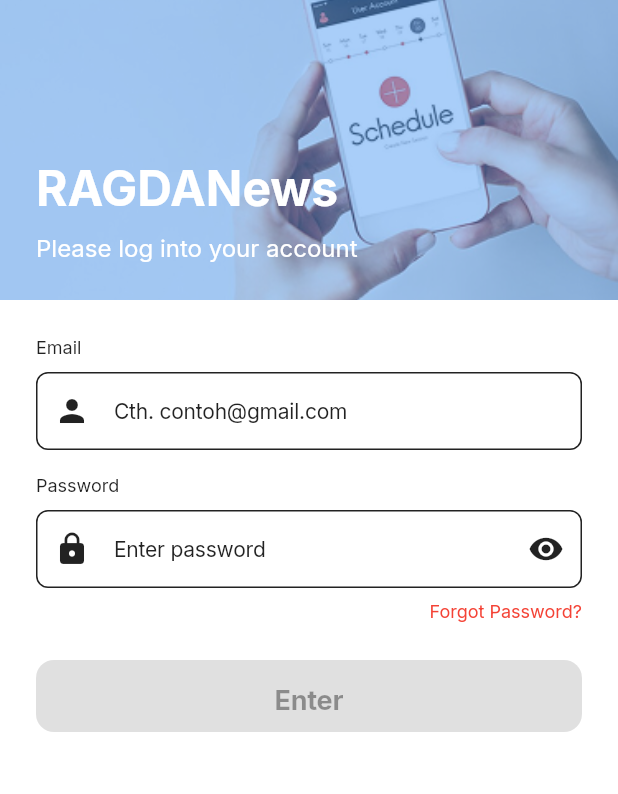
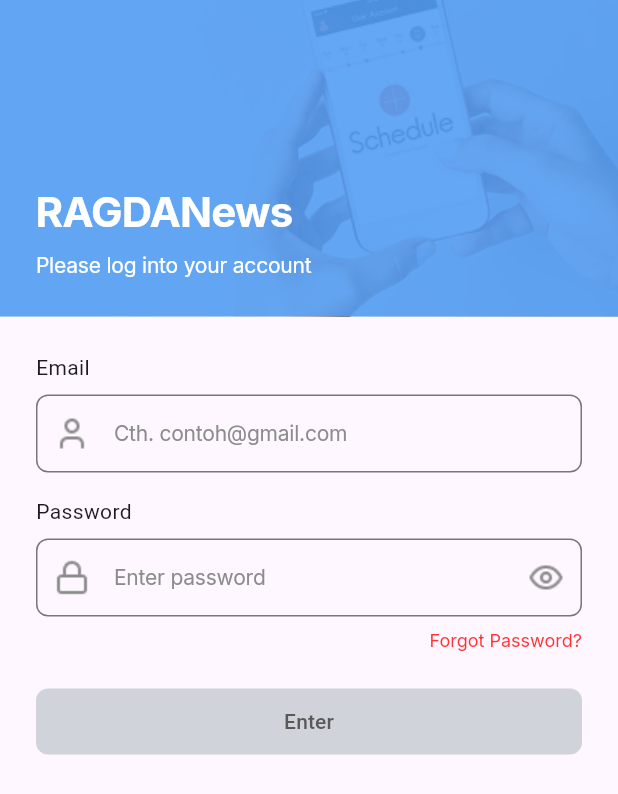
Before and after one commit to IbnuTopanAdib/ragdanews, a Flutter app: the screen it shows after launch, on a phone screen of 412 x 824 dp. Shown: the top 794 px of the screen. Run offline on Flutter 3.47's test engine with Material 3 defaults, Android fonts, the phone set to English and light mode, and no system bars; our stand-ins replace go_router, google_fonts.

Commit message:
add login page

```diff
--- a/lib/main.dart
+++ b/lib/main.dart
@@ -13,7 +13,6 @@ class MyApp extends StatelessWidget {
      return MaterialApp.router(
       debugShowCheckedModeBanner: false,
       title: 'RAGDAnews',
-      theme: AppTheme.lightTheme,
       routerConfig: AppRouter.shared.router,
     );
   }
--- a/lib/screens/login/login_screen.dart
+++ b/lib/screens/login/login_screen.dart
@@ -1,5 +1,6 @@
 import 'package:flutter/material.dart';
 import 'package:ragdanews/widgets/login/header_login.dart';
+import 'package:ragdanews/widgets/login/login_form.dart';
 
 class LoginScreen extends StatefulWidget {
   const LoginScreen({super.key});
@@ -12,14 +13,17 @@ class _LoginScreenState extends State<LoginScreen> {
   final emailController = TextEditingController();
   final passwordController = TextEditingController();
 
-  bool get isFormValid =>
-      emailController.text.isNotEmpty && passwordController.text.isNotEmpty;
+  final String _dummyEmail = 'test@example.com';
+  final String _dummyPassword = 'password123';
+
+  String? _emailErrorText;
+  String? _passwordErrorText;
 
   @override
   void initState() {
     super.initState();
-    emailController.addListener(() => setState(() {}));
-    passwordController.addListener(() => setState(() {}));
+    emailController.addListener(_validateForm);
+    passwordController.addListener(_validateForm);
   }
 
   @override
@@ -29,72 +33,61 @@ class _LoginScreenState extends State<LoginScreen> {
     super.dispose();
   }
 
+  void _validateForm() {
+    setState(() {
+      _emailErrorText = null;
+      _passwordErrorText = null;
+
+      if (emailController.text.isEmpty) {
+        _emailErrorText = 'Email tidak boleh kosong';
+      }
+
+      if (passwordController.text.isEmpty) {
+        _passwordErrorText = 'Password tidak boleh kosong';
+      } else if (passwordController.text.length < 8) {
+        _passwordErrorText = 'Password minimal 8 karakter';
+      }
+    });
+  }
+
+  void _login() {
+    _validateForm();
+
+    if (_emailErrorText == null && _passwordErrorText == null) {
+      if (emailController.text == _dummyEmail &&
+          passwordController.text == _dummyPassword) {
+        ScaffoldMessenger.of(context).showSnackBar(
+          const SnackBar(content: Text('Login Berhasil!')),
+        );
+        print('Login Berhasil!');
+      } else {
+        ScaffoldMessenger.of(context).showSnackBar(
+          const SnackBar(content: Text('Email atau password salah.')),
+        );
+        setState(() {
+          _passwordErrorText = 'Email atau password salah.';
+        });
+        print('Email atau password salah.');
+      }
+    }
+  }
+
   @override
   Widget build(BuildContext context) {
     return Scaffold(
       body: Column(
         children: [
-          // Header Blue with Logo and Subtitle
-          HeaderLogin(),
-
-          // Form
-          Padding(
-            padding: const EdgeInsets.all(24),
-            child: Column(
-              crossAxisAlignment: CrossAxisAlignment.start,
-              children: [
-                const Text('Email'),
-                const SizedBox(height: 8),
-                TextField(
-                  controller: emailController,
-                  decoration: InputDecoration(
-                    hintText: 'Cth. contoh@gmail.com',
-                    prefixIcon: Icon(Icons.person),
-                    border: OutlineInputBorder(
-                      borderRadius: BorderRadius.circular(8),
-                    ),
-                  ),
-                ),
-                const SizedBox(height: 16),
-                const Text('Password'),
-                const SizedBox(height: 8),
-                TextField(
-                  controller: passwordController,
-                  obscureText: true,
-                  decoration: InputDecoration(
-                    hintText: 'Enter password',
-                    prefixIcon: Icon(Icons.lock),
-                    suffixIcon: Icon(Icons.visibility),
-                    border: OutlineInputBorder(
-                      borderRadius: BorderRadius.circular(8),
-                    ),
-                  ),
-                ),
-                const SizedBox(height: 8),
-                Align(
-                  alignment: Alignment.centerRight,
-                  child: Text(
-                    'Forgot Password?',
-                    style: TextStyle(color: Colors.red),
-                  ),
-                ),
-                const SizedBox(height: 24),
-                SizedBox(
-                  width: double.infinity,
-                  height: 48,
-                  child: ElevatedButton(
-                    onPressed: isFormValid
-                        ? () {
-                            // TODO: Handle login
-                            print('Login clicked');
-                          }
-                        : null,
-
-                    child: const Text('Enter'),
-                  ),
-                ),
-              ],
-            ),
+          const HeaderLogin(),
+          LoginForm(
+            emailController: emailController,
+            passwordController: passwordController,
+            emailErrorText: _emailErrorText,
+            passwordErrorText: _passwordErrorText,
+            onLogin: _login,
+            isLoginEnabled: _emailErrorText == null &&
+                _passwordErrorText == null &&
+                emailController.text.isNotEmpty &&
+                passwordController.text.isNotEmpty,
           ),
         ],
       ),
--- a/lib/style/colors/app_colors.dart
+++ b/lib/style/colors/app_colors.dart
@@ -5,7 +5,12 @@ enum AppColors {
   cornellRed500(Color(0xFFB3001B), "Cornell Red 500"),
   vividSkyBlue500(Color(0xFF44CCFF), "Vivid Sky Blue 500"),
   malachite500(Color(0xFF04E762), "Malachite 500"),
-  neutral500(Color(0xFF000500), "Neutral 500");
+  neutral500(Color(0xFF000500), "Neutral 500"),
+  neutral1(Color(0xFFFFFFFF), "Neutral 1"),
+  neutral6(Color(0xFF8C8C8C), "Neutral 6"),
+  neutral7(Color(0xFF595959), "Neutral 7"),
+  grey100(Color(0xFFD0D3D9), "Grey 100"),
+  red400(Color(0xFFFF3333), "Red 400"),;
 
   const AppColors(this.color, this.name);
   final Color color;
--- /dev/null
+++ b/lib/widgets/login/email_input.dart
@@ -0,0 +1,50 @@
+import 'package:flutter/material.dart';
+import 'package:ragdanews/style/colors/app_colors.dart';
+import 'package:ragdanews/style/typography/app_text_styles.dart';
+
+class EmailInput extends StatelessWidget {
+  final TextEditingController controller;
+  final String? errorText;
+
+  const EmailInput({
+    super.key,
+    required this.controller,
+    required this.errorText,
+  });
+
+  @override
+  Widget build(BuildContext context) {
+    return Column(
+      crossAxisAlignment: CrossAxisAlignment.start,
+      children: [
+        const Text('Email'),
+        const SizedBox(height: 8),
+        TextField(
+          controller: controller,
+          style: AppTextStyles.headline7Regular.copyWith(
+            color: AppColors.neutral6.color,
+          ),
+          decoration: InputDecoration(
+            hintText: 'Cth. contoh@gmail.com',
+            hintStyle: AppTextStyles.headline7Regular.copyWith(
+              color: AppColors.neutral6.color,
+            ),
+            prefixIcon: Image.asset(
+              'assets/icons/person.png',
+              width: 24,
+              height: 24,
+            ),
+            border: OutlineInputBorder(
+              borderSide: BorderSide(
+                color: AppColors.grey100.color,
+                width: 1,
+              ),
+              borderRadius: BorderRadius.circular(8),
+            ),
+            errorText: errorText,
+          ),
+        ),
+      ],
+    );
+  }
+}
--- /dev/null
+++ b/lib/widgets/login/forgot_password_text.dart
@@ -0,0 +1,20 @@
+import 'package:flutter/material.dart';
+import 'package:ragdanews/style/colors/app_colors.dart';
+import 'package:ragdanews/style/typography/app_text_styles.dart';
+
+class ForgotPasswordText extends StatelessWidget {
+  const ForgotPasswordText({super.key});
+
+  @override
+  Widget build(BuildContext context) {
+    return Align(
+      alignment: Alignment.centerRight,
+      child: Text(
+        'Forgot Password?',
+        style: AppTextStyles.headline8Regular.copyWith(
+          color: AppColors.red400.color,
+        ),
+      ),
+    );
+  }
+}
--- a/lib/widgets/login/header_login.dart
+++ b/lib/widgets/login/header_login.dart
@@ -1,4 +1,6 @@
 import 'package:flutter/material.dart';
+import 'package:ragdanews/style/colors/app_colors.dart';
+import 'package:ragdanews/style/typography/app_text_styles.dart';
 
 class HeaderLogin extends StatelessWidget {
   const HeaderLogin({super.key});
@@ -6,7 +8,7 @@ class HeaderLogin extends StatelessWidget {
   @override
   Widget build(BuildContext context) {
     return SizedBox(
-      height: 200,
+      height: 211,
       child: Stack(
         children: [
           SizedBox(
@@ -18,33 +20,29 @@ class HeaderLogin extends StatelessWidget {
             ),
           ),
           Opacity(
-            opacity: 0.5,
+            opacity: 0.9,
             child: Container(
               width: double.infinity,
               height: double.infinity,
-              color: Theme.of(context).colorScheme.primary,
+              color: AppColors.naplesBlue500.color,
             ),
           ),
           Positioned(
             left: 24,
             right: 24,
             bottom:
-                24, // Ubah dari top ke bottom untuk penempatan yang lebih baik
+                24,
             child: Column(
               crossAxisAlignment: CrossAxisAlignment.start,
               children: [
                 Text(
                   'RAGDANews',
-                  style: TextStyle(
-                    fontSize: 32,
-                    fontWeight: FontWeight.bold,
-                    color: Colors.white,
-                  ),
+                  style: AppTextStyles.headline2Bold.copyWith(color: AppColors.neutral1.color),
                 ),
                 const SizedBox(height: 8),
                 Text(
                   'Please log into your account',
-                  style: TextStyle(fontSize: 16, color: Colors.white),
+                  style: AppTextStyles.headline7Regular.copyWith(color: AppColors.neutral1.color)
                 ),
               ],
             ),
--- /dev/null
+++ b/lib/widgets/login/login_button.dart
@@ -0,0 +1,46 @@
+import 'package:flutter/material.dart';
+import 'package:ragdanews/style/colors/app_colors.dart';
+
+class LoginButton extends StatelessWidget {
+  final VoidCallback? onPressed;
+
+  const LoginButton({
+    super.key,
+    required this.onPressed,
+  });
+
+  @override
+  Widget build(BuildContext context) {
+    return SizedBox(
+      width: double.infinity,
+      height: 44,
+      child: ElevatedButton(
+        onPressed: onPressed,
+        style: ButtonStyle(
+          backgroundColor: WidgetStateProperty.resolveWith<Color>((
+            Set<WidgetState> states,
+          ) {
+            if (states.contains(WidgetState.disabled)) {
+              return AppColors.grey100.color;
+            }
+            return AppColors.naplesBlue500.color;
+          }),
+          foregroundColor: WidgetStateProperty.resolveWith<Color>((
+            Set<WidgetState> states,
+          ) {
+            if (states.contains(WidgetState.disabled)) {
+              return AppColors.neutral7.color;
+            }
+            return AppColors.neutral1.color;
+          }),
+          shape: WidgetStateProperty.all<RoundedRectangleBorder>(
+            RoundedRectangleBorder(
+              borderRadius: BorderRadius.circular(8.0),
+            ),
+          ),
+        ),
+        child: const Text('Enter'),
+      ),
+    );
+  }
+}
--- /dev/null
+++ b/lib/widgets/login/login_form.dart
@@ -0,0 +1,51 @@
+import 'package:flutter/material.dart';
+import 'package:ragdanews/widgets/login/email_input.dart';
+import 'package:ragdanews/widgets/login/forgot_password_text.dart';
+import 'package:ragdanews/widgets/login/login_button.dart';
+import 'package:ragdanews/widgets/login/password_input.dart';
+
+class LoginForm extends StatelessWidget {
+  final TextEditingController emailController;
+  final TextEditingController passwordController;
+  final String? emailErrorText;
+  final String? passwordErrorText;
+  final VoidCallback onLogin;
+  final bool isLoginEnabled;
+
+  const LoginForm({
+    super.key,
+    required this.emailController,
+    required this.passwordController,
+    required this.emailErrorText,
+    required this.passwordErrorText,
+    required this.onLogin,
+    required this.isLoginEnabled,
+  });
+
+  @override
+  Widget build(BuildContext context) {
+    return Padding(
+      padding: const EdgeInsets.all(24),
+      child: Column(
+        crossAxisAlignment: CrossAxisAlignment.start,
+        children: [
+          EmailInput(
+            controller: emailController,
+            errorText: emailErrorText,
+          ),
+          const SizedBox(height: 16),
+          PasswordInput(
+            controller: passwordController,
+            errorText: passwordErrorText,
+          ),
+          const SizedBox(height: 8),
+          const ForgotPasswordText(),
+          const SizedBox(height: 24),
+          LoginButton(
+            onPressed: isLoginEnabled ? onLogin : null,
+          ),
+        ],
+      ),
+    );
+  }
+}
--- /dev/null
+++ b/lib/widgets/login/password_input.dart
@@ -0,0 +1,56 @@
+import 'package:flutter/material.dart';
+import 'package:ragdanews/style/colors/app_colors.dart';
+import 'package:ragdanews/style/typography/app_text_styles.dart';
+
+class PasswordInput extends StatelessWidget {
+  final TextEditingController controller;
+  final String? errorText;
+
+  const PasswordInput({
+    super.key,
+    required this.controller,
+    required this.errorText,
+  });
+
+  @override
+  Widget build(BuildContext context) {
+    return Column(
+      crossAxisAlignment: CrossAxisAlignment.start,
+      children: [
+        const Text('Password'),
+        const SizedBox(height: 8),
+        TextField(
+          controller: controller,
+          obscureText: true,
+          style: AppTextStyles.headline7Regular.copyWith(
+            color: AppColors.neutral6.color,
+          ),
+          decoration: InputDecoration(
+            hintText: 'Enter password',
+            hintStyle: AppTextStyles.headline7Regular.copyWith(
+              color: AppColors.neutral6.color,
+            ),
+            prefixIcon: Image.asset(
+              'assets/icons/lock.png',
+              width: 24,
+              height: 24,
+            ),
+            suffixIcon: Image.asset(
+              'assets/icons/visible.png',
+              width: 24,
+              height: 24,
+            ),
+            border: OutlineInputBorder(
+              borderRadius: BorderRadius.circular(8),
+              borderSide: BorderSide(
+                color: AppColors.grey100.color,
+                width: 1,
+              ),
+            ),
+            errorText: errorText,
+          ),
+        ),
+      ],
+    );
+  }
+}
--- a/pubspec.yaml
+++ b/pubspec.yaml
@@ -62,6 +62,7 @@ flutter:
   # To add assets to your application, add an assets section, like this:
   assets:
     - assets/images/
+    - assets/icons/
   #   - images/a_dot_ham.jpeg
 
   # An image asset can refer to one or more resolution-specific "variants", see
```
Also changed, not shown: assets/icons/lock.png (added), assets/icons/person.png (added), assets/icons/visible.png (added).
